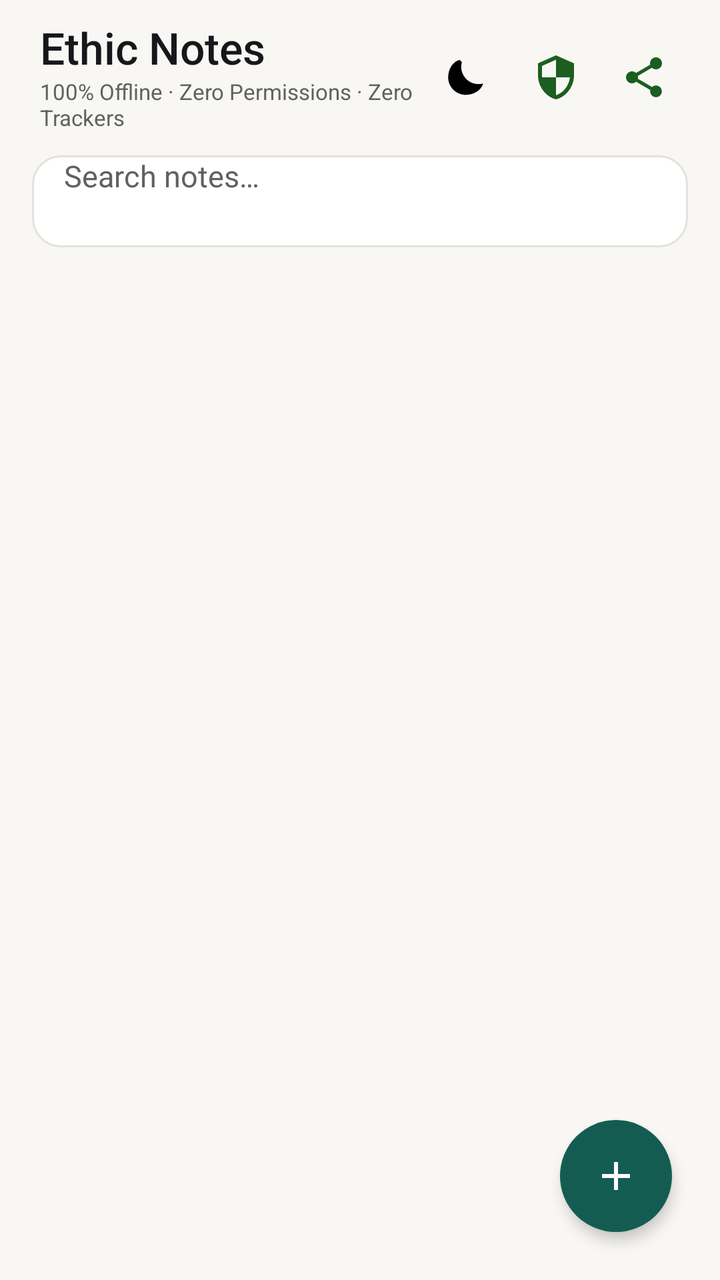
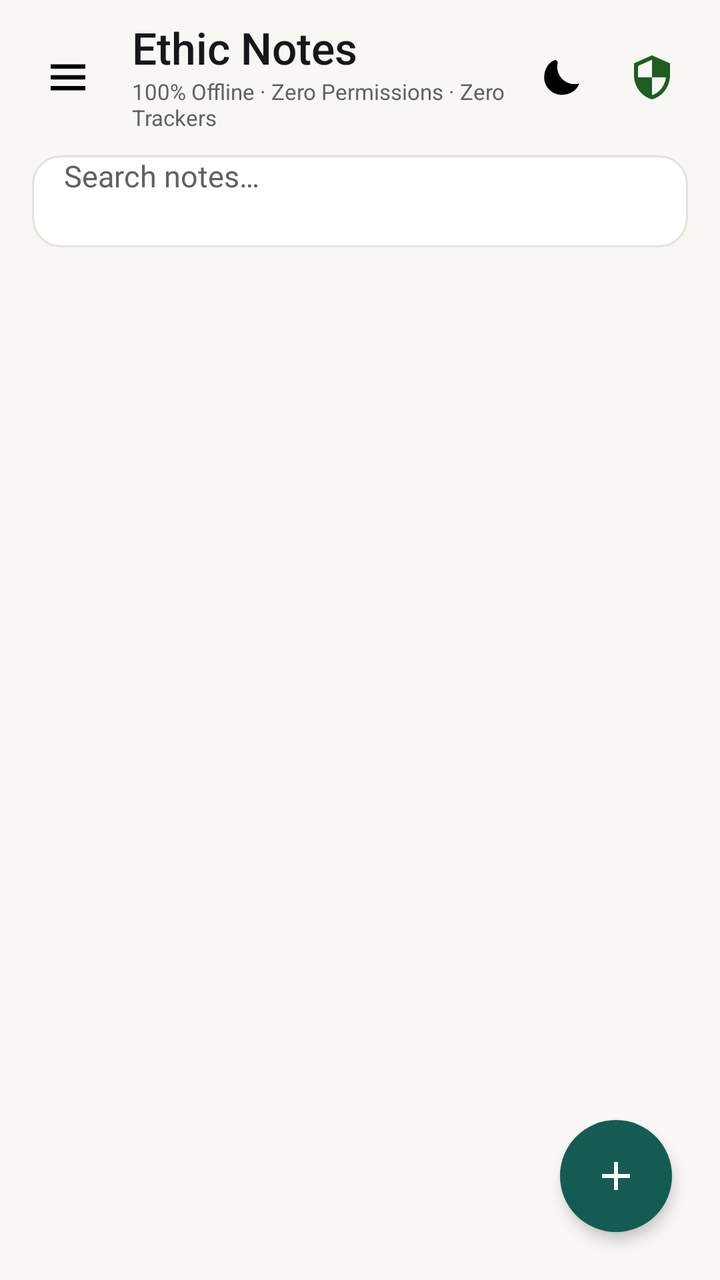

The first picture is an Android layout as it rendered before a commit; the second is the same layout after the commit. The layout source and the unified diff follow.
<!-- AndroidManifest.xml: application theme AppTheme -->
<!-- res/layout/activity_main.xml -->
<?xml version="1.0" encoding="utf-8"?>
<FrameLayout xmlns:android="http://schemas.android.com/apk/res/android"
    android:id="@+id/main_root"
    android:layout_width="match_parent"
    android:layout_height="match_parent"
    android:fitsSystemWindows="true"
    android:background="@color/surface">

    
    <LinearLayout
        android:id="@+id/container_list"
        android:layout_width="match_parent"
        android:layout_height="match_parent"
        android:orientation="vertical">

        
        <LinearLayout
            android:id="@+id/header_bar"
            android:layout_width="match_parent"
            android:layout_height="wrap_content"
            android:gravity="center_vertical"
            android:orientation="horizontal"
            android:paddingStart="20dp"
            android:paddingTop="12dp"
            android:paddingEnd="16dp"
            android:paddingBottom="10dp">

            <LinearLayout
                android:layout_width="0dp"
                android:layout_height="wrap_content"
                android:layout_weight="1"
                android:orientation="vertical">

                <TextView
                    android:id="@+id/app_title"
                    android:layout_width="wrap_content"
                    android:layout_height="wrap_content"
                    android:fontFamily="sans-serif-medium"
                    android:includeFontPadding="false"
                    android:text="@string/app_name"
                    android:textColor="@color/ink"
                    android:textSize="22sp" />

                <TextView
                    android:id="@+id/app_subtitle"
                    android:layout_width="wrap_content"
                    android:layout_height="wrap_content"
                    android:layout_marginTop="2dp"
                    android:fontFamily="sans-serif"
                    android:includeFontPadding="false"
                    android:text="@string/subtitle"
                    android:textColor="@color/muted"
                    android:textSize="11sp" />
            </LinearLayout>

            <ImageButton
                android:id="@+id/btn_theme_toggle"
                android:layout_width="44dp"
                android:layout_height="44dp"
                android:background="?android:attr/selectableItemBackgroundBorderless"
                android:contentDescription="@string/dark_mode"
                android:scaleType="centerInside"
                android:src="@drawable/ic_theme_moon" />

            <ImageButton
                android:id="@+id/btn_privacy_shield"
                android:layout_width="44dp"
                android:layout_height="44dp"
                android:background="?android:attr/selectableItemBackgroundBorderless"
                android:contentDescription="@string/action_privacy_shield"
                android:scaleType="centerInside"
                android:src="@drawable/ic_shield" />

            <ImageButton
                android:id="@+id/btn_menu_export_import"
                android:layout_width="44dp"
                android:layout_height="44dp"
                android:background="?android:attr/selectableItemBackgroundBorderless"
                android:contentDescription="@string/storage_menu_title"
                android:scaleType="centerInside"
                android:src="@drawable/ic_share" />
        </LinearLayout>

        
        <LinearLayout
            android:id="@+id/header_selection_bar"
            android:layout_width="match_parent"
            android:layout_height="56dp"
            android:gravity="center_vertical"
            android:orientation="horizontal"
            android:paddingStart="12dp"
            android:paddingEnd="12dp"
            android:visibility="gone">

            <ImageButton
                android:id="@+id/btn_selection_cancel"
                android:layout_width="44dp"
                android:layout_height="44dp"
                android:background="?android:attr/selectableItemBackgroundBorderless"
                android:contentDescription="@string/cancel"
                android:scaleType="centerInside"
                android:src="@drawable/ic_close" />

            <TextView
                android:id="@+id/selection_title"
                android:layout_width="0dp"
                android:layout_height="wrap_content"
                android:layout_marginStart="12dp"
                android:layout_weight="1"
                android:fontFamily="sans-serif-medium"
                android:textColor="@color/ink"
                android:textSize="18sp" />

            <ImageButton
                android:id="@+id/btn_selection_all"
                android:layout_width="44dp"
                android:layout_height="44dp"
                android:background="?android:attr/selectableItemBackgroundBorderless"
                android:contentDescription="@string/select_all"
                android:scaleType="centerInside"
                android:src="@drawable/ic_select_all" />

            <ImageButton
                android:id="@+id/btn_selection_delete"
                android:layout_width="44dp"
                android:layout_height="44dp"
                android:background="?android:attr/selectableItemBackgroundBorderless"
                android:contentDescription="@string/action_delete"
                android:scaleType="centerInside"
                android:src="@drawable/ic_delete" />
        </LinearLayout>

        
        <EditText
            android:id="@+id/search_input"
            android:layout_width="match_parent"
            android:layout_height="46dp"
            android:layout_marginStart="16dp"
            android:layout_marginTop="2dp"
            android:layout_marginEnd="16dp"
            android:layout_marginBottom="8dp"
            android:background="@drawable/search_background"
            android:fontFamily="sans-serif"
            android:hint="@string/search_hint"
            android:imeOptions="actionSearch"
            android:inputType="text"
            android:maxLines="1"
            android:paddingStart="16dp"
            android:paddingEnd="16dp"
            android:textColor="@color/ink"
            android:textColorHint="@color/muted"
            android:textSize="15sp" />

        
        <FrameLayout
            android:layout_width="match_parent"
            android:layout_height="0dp"
            android:layout_weight="1">

            <ListView
                android:id="@+id/notes_list_view"
                android:layout_width="match_parent"
                android:layout_height="match_parent"
                android:clipToPadding="false"
                android:divider="@null"
                android:dividerHeight="0dp"
                android:paddingStart="16dp"
                android:paddingTop="4dp"
                android:paddingEnd="16dp"
                android:paddingBottom="90dp" />

            <LinearLayout
                android:id="@+id/layout_empty_state"
                android:layout_width="wrap_content"
                android:layout_height="wrap_content"
                android:layout_gravity="center"
                android:gravity="center"
                android:orientation="vertical"
                android:padding="24dp"
                android:visibility="gone">

                <ImageView
                    android:layout_width="56dp"
                    android:layout_height="56dp"
                    android:alpha="0.3"
                    android:src="@drawable/ic_launcher" />

                <TextView
                    android:id="@+id/empty_title"
                    android:layout_width="wrap_content"
                    android:layout_height="wrap_content"
                    android:layout_marginTop="14dp"
                    android:fontFamily="sans-serif-medium"
                    android:text="@string/no_notes_title"
                    android:textColor="@color/ink"
                    android:textSize="17sp" />

                <TextView
                    android:id="@+id/empty_desc"
                    android:layout_width="wrap_content"
                    android:layout_height="wrap_content"
                    android:layout_marginTop="4dp"
                    android:fontFamily="sans-serif"
                    android:text="@string/no_notes_desc"
                    android:textColor="@color/muted"
                    android:textSize="13sp" />
            </LinearLayout>

            
            <ImageButton
                android:id="@+id/fab_add_note"
                android:layout_width="56dp"
                android:layout_height="56dp"
                android:layout_gravity="bottom|end"
                android:layout_margin="24dp"
                android:background="@drawable/fab_background"
                android:contentDescription="@string/note_title_hint"
                android:elevation="4dp"
                android:scaleType="center"
                android:src="@drawable/ic_add" />
        </FrameLayout>
    </LinearLayout>

    
    <LinearLayout
        android:id="@+id/container_editor"
        android:layout_width="match_parent"
        android:layout_height="match_parent"
        android:background="@color/surface"
        android:orientation="vertical"
        android:visibility="gone">

        
        <LinearLayout
            android:id="@+id/editor_action_bar"
            android:layout_width="match_parent"
            android:layout_height="wrap_content"
            android:background="@color/surface"
            android:gravity="center_vertical"
            android:orientation="horizontal"
            android:paddingStart="8dp"
            android:paddingTop="12dp"
            android:paddingEnd="12dp"
            android:paddingBottom="8dp">

            <ImageButton
                android:id="@+id/btn_editor_back"
                android:layout_width="44dp"
                android:layout_height="44dp"
                android:background="?android:attr/selectableItemBackgroundBorderless"
                android:contentDescription="@string/action_save"
                android:scaleType="centerInside"
                android:src="@drawable/ic_back" />

            <TextView
                android:id="@+id/editor_char_word_count"
                android:layout_width="0dp"
                android:layout_height="wrap_content"
                android:layout_marginStart="8dp"
                android:layout_weight="1"
                android:fontFamily="sans-serif"
                android:textColor="@color/muted"
                android:textSize="12sp" />

            <ImageButton
                android:id="@+id/btn_editor_share"
                android:layout_width="40dp"
                android:layout_height="40dp"
                android:background="?android:attr/selectableItemBackgroundBorderless"
                android:contentDescription="@string/action_share"
                android:scaleType="centerInside"
                android:src="@drawable/ic_share" />

            <ImageButton
                android:id="@+id/btn_editor_export"
                android:layout_width="40dp"
                android:layout_height="40dp"
                android:background="?android:attr/selectableItemBackgroundBorderless"
                android:contentDescription="@string/action_export"
                android:scaleType="centerInside"
                android:src="@drawable/ic_shield" />

            <ImageButton
                android:id="@+id/btn_editor_delete"
                android:layout_width="40dp"
                android:layout_height="40dp"
                android:background="?android:attr/selectableItemBackgroundBorderless"
                android:contentDescription="@string/action_delete"
                android:scaleType="centerInside"
                android:src="@drawable/ic_delete" />

            <ImageButton
                android:id="@+id/btn_editor_save"
                android:layout_width="40dp"
                android:layout_height="40dp"
                android:background="?android:attr/selectableItemBackgroundBorderless"
                android:contentDescription="@string/action_save"
                android:scaleType="centerInside"
                android:src="@drawable/ic_save" />
        </LinearLayout>

        
        <ScrollView
            android:layout_width="match_parent"
            android:layout_height="match_parent"
            android:fillViewport="true">

            <LinearLayout
                android:layout_width="match_parent"
                android:layout_height="wrap_content"
                android:orientation="vertical"
                android:paddingStart="20dp"
                android:paddingTop="12dp"
                android:paddingEnd="20dp"
                android:paddingBottom="24dp">

                <EditText
                    android:id="@+id/editor_title"
                    android:layout_width="match_parent"
                    android:layout_height="wrap_content"
                    android:background="@null"
                    android:fontFamily="sans-serif-medium"
                    android:hint="@string/note_title_hint"
                    android:inputType="textCapSentences"
                    android:maxLines="2"
                    android:textColor="@color/ink"
                    android:textColorHint="@color/muted"
                    android:textSize="22sp" />

                <View
                    android:id="@+id/editor_divider"
                    android:layout_width="match_parent"
                    android:layout_height="1dp"
                    android:layout_marginTop="12dp"
                    android:layout_marginBottom="12dp"
                    android:background="@color/card_stroke_light" />

                <EditText
                    android:id="@+id/editor_content"
                    android:layout_width="match_parent"
                    android:layout_height="match_parent"
                    android:background="@null"
                    android:fontFamily="sans-serif"
                    android:gravity="top|start"
                    android:hint="@string/note_content_hint"
                    android:inputType="textMultiLine|textCapSentences"
                    android:lineSpacingMultiplier="1.25"
                    android:textColor="@color/ink"
                    android:textColorHint="@color/muted"
                    android:textSize="16sp" />
            </LinearLayout>
        </ScrollView>
    </LinearLayout>

</FrameLayout>
<!-- resources referenced by this layout -->
<resources>
  <color name="card_stroke_light">#E4E2DC</color>
  <color name="ink">#16171A</color>
  <color name="muted">#5F625F</color>
  <color name="surface">#F8F7F3</color>
  <!-- drawable fab_background (drawable) -->
  <?xml version="1.0" encoding="utf-8"?>
  <shape xmlns:android="http://schemas.android.com/apk/res/android"
      android:shape="oval">
      <solid android:color="@color/accent" />
  </shape>
  <!-- drawable ic_add (drawable) -->
  <vector xmlns:android="http://schemas.android.com/apk/res/android"
      android:width="24dp"
      android:height="24dp"
      android:viewportWidth="24"
      android:viewportHeight="24">
      <path
          android:fillColor="#FFFFFF"
          android:pathData="M19,13h-6v6h-2v-6H5v-2h6V5h2v6h6v2z" />
  </vector>
  <!-- drawable ic_back (drawable) -->
  <vector xmlns:android="http://schemas.android.com/apk/res/android"
      android:width="24dp"
      android:height="24dp"
      android:viewportWidth="24"
      android:viewportHeight="24">
      <path
          android:fillColor="#1B5E20"
          android:pathData="M20,11H7.83l5.59-5.59L12,4l-8,8 8,8 1.41-1.41L7.83,13H20v-2z" />
  </vector>
  <!-- drawable ic_close (drawable) -->
  <vector xmlns:android="http://schemas.android.com/apk/res/android"
      android:width="24dp"
      android:height="24dp"
      android:viewportWidth="24"
      android:viewportHeight="24">
      <path
          android:fillColor="#FF000000"
          android:pathData="M19,6.41L17.59,5 12,10.59 6.41,5 5,6.41 10.59,12 5,17.59 6.41,19 12,13.41 17.59,19 19,17.59 13.41,12z" />
  </vector>
  <!-- drawable ic_delete (drawable) -->
  <vector xmlns:android="http://schemas.android.com/apk/res/android"
      android:width="24dp"
      android:height="24dp"
      android:viewportWidth="24"
      android:viewportHeight="24">
      <path
          android:fillColor="#C62828"
          android:pathData="M6,19c0,1.1 0.9,2 2,2h8c1.1,0 2,-0.9 2,-2V7H6v12zM19,4h-3.5l-1,-1h-5l-1,1H5v2h14V4z" />
  </vector>
  <!-- drawable ic_save (drawable) -->
  <vector xmlns:android="http://schemas.android.com/apk/res/android"
      android:width="24dp"
      android:height="24dp"
      android:viewportWidth="24"
      android:viewportHeight="24">
      <path
          android:fillColor="#1B5E20"
          android:pathData="M9,16.2L4.8,12l-1.4,1.4L9,19 21,7l-1.4-1.4L9,16.2z" />
  </vector>
  <!-- drawable search_background (drawable) -->
  <?xml version="1.0" encoding="utf-8"?>
  <shape xmlns:android="http://schemas.android.com/apk/res/android"
      android:shape="rectangle">
      <corners android:radius="14dp" />
      <solid android:color="@color/card_light" />
      <stroke
          android:width="1dp"
          android:color="@color/card_stroke_light" />
  </shape>
  <string name="action_delete">Delete</string>
  <string name="action_export">Export (SAF)</string>
  <string name="action_privacy_shield">Privacy Shield (Anti-screenshot)</string>
  <string name="action_save">Done</string>
  <string name="action_share">Share</string>
  <string name="app_name">Ethic Notes</string>
  <string name="cancel">Cancel</string>
  <string name="dark_mode">Switch to dark mode</string>
  <string name="no_notes_desc">Tap + to write a secure note</string>
  <string name="no_notes_title">No notes yet</string>
  <string name="note_content_hint">Write your note here…</string>
  <string name="note_title_hint">Title (optional)</string>
  <string name="search_hint">Search notes…</string>
  <string name="select_all">Select all</string>
  <string name="storage_menu_title">Storage &amp; Backup</string>
  <string name="subtitle">100% Offline · Zero Permissions · Zero Trackers</string>
  <color name="accent">#145C52</color>
  <color name="card_light">#FFFFFF</color>
</resources>

<!-- the commit's change to res/layout/activity_main.xml (unified diff, before → after) -->
@@ -20,14 +20,24 @@
             android:layout_height="wrap_content"
             android:gravity="center_vertical"
             android:orientation="horizontal"
-            android:paddingStart="20dp"
+            android:paddingStart="10dp"
             android:paddingTop="12dp"
-            android:paddingEnd="16dp"
+            android:paddingEnd="12dp"
             android:paddingBottom="10dp">
+
+            <ImageButton
+                android:id="@+id/btn_menu"
+                android:layout_width="48dp"
+                android:layout_height="48dp"
+                android:background="?android:attr/selectableItemBackgroundBorderless"
+                android:contentDescription="@string/menu_title"
+                android:scaleType="centerInside"
+                android:src="@drawable/ic_settings_menu" />
 
             <LinearLayout
                 android:layout_width="0dp"
                 android:layout_height="wrap_content"
+                android:layout_marginStart="8dp"
                 android:layout_weight="1"
                 android:orientation="vertical">
 
@@ -70,15 +80,6 @@
                 android:contentDescription="@string/action_privacy_shield"
                 android:scaleType="centerInside"
                 android:src="@drawable/ic_shield" />
-
-            <ImageButton
-                android:id="@+id/btn_menu_export_import"
-                android:layout_width="44dp"
-                android:layout_height="44dp"
-                android:background="?android:attr/selectableItemBackgroundBorderless"
-                android:contentDescription="@string/storage_menu_title"
-                android:scaleType="centerInside"
-                android:src="@drawable/ic_share" />
         </LinearLayout>
 
         
<!-- resource entries referenced after the edit -->
@@ -60,6 +60,16 @@
           android:fillColor="#1B5E20"
           android:pathData="M9,16.2L4.8,12l-1.4,1.4L9,19 21,7l-1.4-1.4L9,16.2z" />
   </vector>
+  <!-- drawable ic_settings_menu (drawable) -->
+  <vector xmlns:android="http://schemas.android.com/apk/res/android"
+      android:width="26dp"
+      android:height="26dp"
+      android:viewportWidth="24"
+      android:viewportHeight="24">
+      <path
+          android:fillColor="#FF000000"
+          android:pathData="M4,6h16v2H4zM4,11h16v2H4zM4,16h16v2H4z" />
+  </vector>
   <!-- drawable search_background (drawable) -->
   <?xml version="1.0" encoding="utf-8"?>
   <shape xmlns:android="http://schemas.android.com/apk/res/android"
@@ -78,13 +88,13 @@
   <string name="app_name">Ethic Notes</string>
   <string name="cancel">Cancel</string>
   <string name="dark_mode">Switch to dark mode</string>
+  <string name="menu_title">Menu &amp; Ecosystem</string>
   <string name="no_notes_desc">Tap + to write a secure note</string>
   <string name="no_notes_title">No notes yet</string>
   <string name="note_content_hint">Write your note here…</string>
   <string name="note_title_hint">Title (optional)</string>
   <string name="search_hint">Search notes…</string>
   <string name="select_all">Select all</string>
-  <string name="storage_menu_title">Storage &amp; Backup</string>
   <string name="subtitle">100% Offline · Zero Permissions · Zero Trackers</string>
   <color name="accent">#145C52</color>
   <color name="card_light">#FFFFFF</color>
